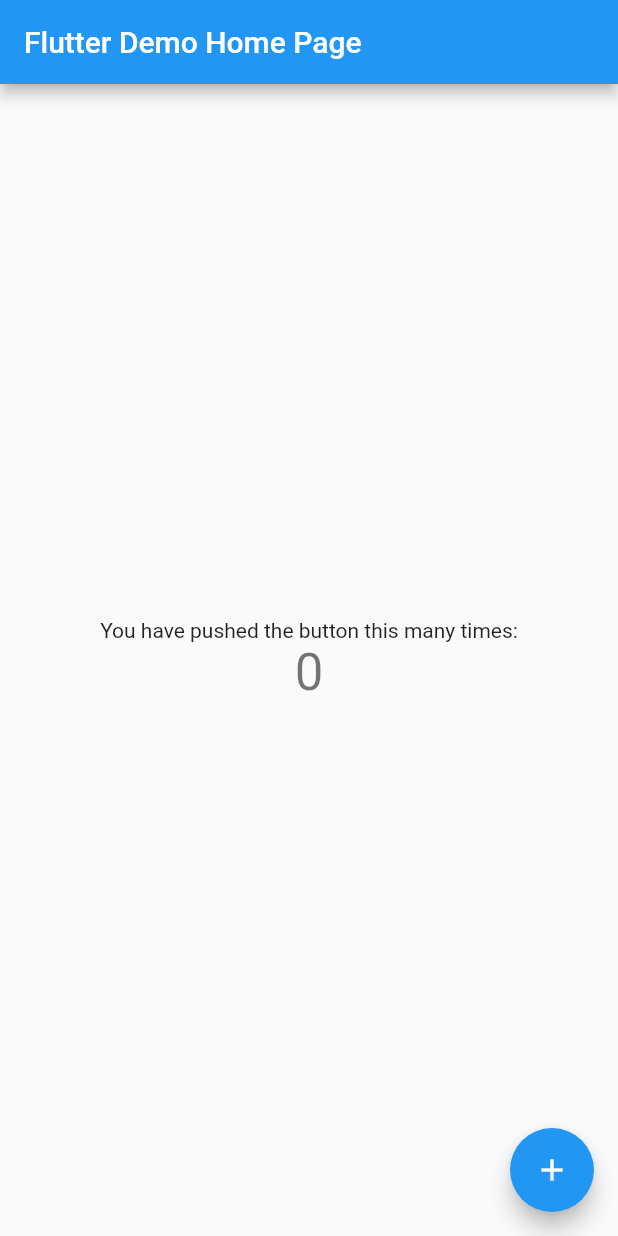
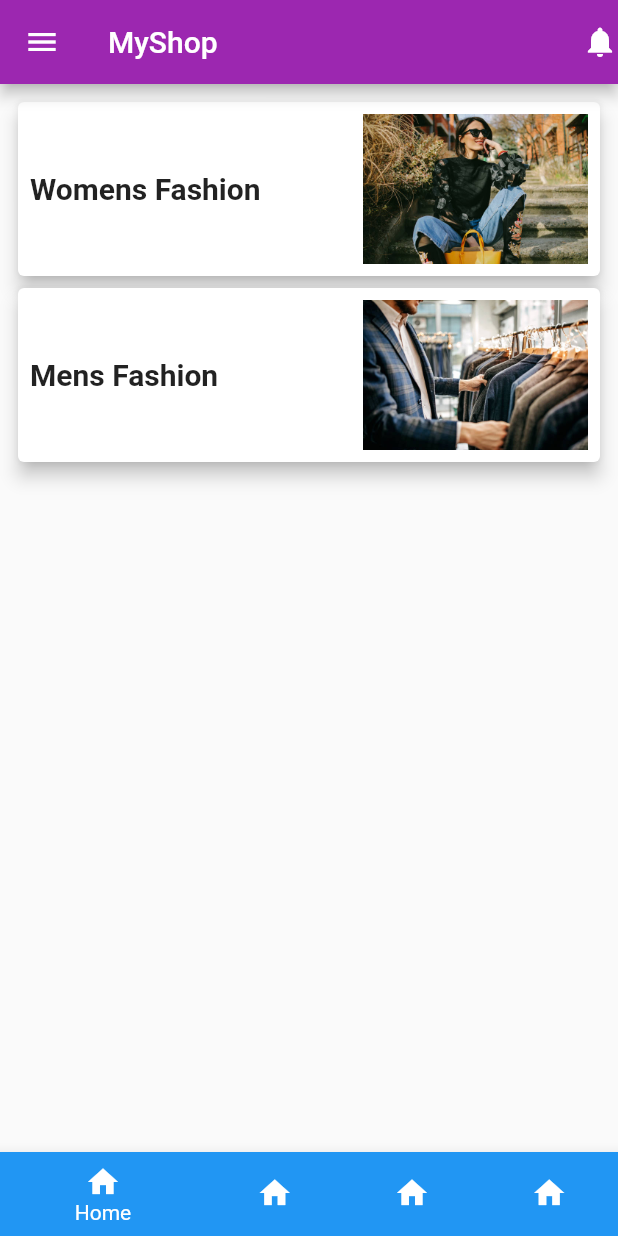
Before and after one commit to nehal076/Studypods-Ecommerce, a Flutter app: the screen it shows after launch, on a phone screen of 412 x 824 dp. Run offline on Flutter 3.47's test engine with Material 2 defaults, Android fonts, the phone set to English and light mode, and no system bars.

```diff
--- a/lib/main.dart
+++ b/lib/main.dart
@@ -7,109 +7,81 @@ void main() {
 class MyApp extends StatelessWidget {
   const MyApp({super.key});
 
-  // This widget is the root of your application.
   @override
   Widget build(BuildContext context) {
     return MaterialApp(
       title: 'Flutter Demo',
       theme: ThemeData(
-        // This is the theme of your application.
-        //
-        // Try running your application with "flutter run". You'll see the
-        // application has a blue toolbar. Then, without quitting the app, try
-        // changing the primarySwatch below to Colors.green and then invoke
-        // "hot reload" (press "r" in the console where you ran "flutter run",
-        // or simply save your changes to "hot reload" in a Flutter IDE).
-        // Notice that the counter didn't reset back to zero; the application
-        // is not restarted.
         primarySwatch: Colors.blue,
       ),
-      home: const MyHomePage(title: 'Flutter Demo Home Page'),
+      home: const MyHomePage(),
     );
   }
 }
 
 class MyHomePage extends StatefulWidget {
-  const MyHomePage({super.key, required this.title});
-
-  // This widget is the home page of your application. It is stateful, meaning
-  // that it has a State object (defined below) that contains fields that affect
-  // how it looks.
-
-  // This class is the configuration for the state. It holds the values (in this
-  // case the title) provided by the parent (in this case the App widget) and
-  // used by the build method of the State. Fields in a Widget subclass are
-  // always marked "final".
-
-  final String title;
+  const MyHomePage({super.key});
 
   @override
   State<MyHomePage> createState() => _MyHomePageState();
 }
 
 class _MyHomePageState extends State<MyHomePage> {
-  int _counter = 0;
-
-  void _incrementCounter() {
-    setState(() {
-      // This call to setState tells the Flutter framework that something has
-      // changed in this State, which causes it to rerun the build method below
-      // so that the display can reflect the updated values. If we changed
-      // _counter without calling setState(), then the build method would not be
-      // called again, and so nothing would appear to happen.
-      _counter++;
-    });
-  }
+  List categories = [
+    {"name": "Womens Fashion", "image": 'assets/women.jpeg'},
+    {"name": "Mens Fashion", "image": 'assets/men.jpeg'},
+  ];
 
   @override
   Widget build(BuildContext context) {
-    // This method is rerun every time setState is called, for instance as done
-    // by the _incrementCounter method above.
-    //
-    // The Flutter framework has been optimized to make rerunning build methods
-    // fast, so that you can just rebuild anything that needs updating rather
-    // than having to individually change instances of widgets.
     return Scaffold(
       appBar: AppBar(
-        // Here we take the value from the MyHomePage object that was created by
-        // the App.build method, and use it to set our appbar title.
-        title: Text(widget.title),
+        backgroundColor: Colors.purple,
+        title: const Text('MyShop'),
+        actions: const [
+          Icon((Icons.notifications)),
+        ],
       ),
-      body: Center(
-        // Center is a layout widget. It takes a single child and positions it
-        // in the middle of the parent.
-        child: Column(
-          // Column is also a layout widget. It takes a list of children and
-          // arranges them vertically. By default, it sizes itself to fit its
-          // children horizontally, and tries to be as tall as its parent.
-          //
-          // Invoke "debug painting" (press "p" in the console, choose the
-          // "Toggle Debug Paint" action from the Flutter Inspector in Android
-          // Studio, or the "Toggle Debug Paint" command in Visual Studio Code)
-          // to see the wireframe for each widget.
-          //
-          // Column has various properties to control how it sizes itself and
-          // how it positions its children. Here we use mainAxisAlignment to
-          // center the children vertically; the main axis here is the vertical
-          // axis because Columns are vertical (the cross axis would be
-          // horizontal).
-          mainAxisAlignment: MainAxisAlignment.center,
-          children: <Widget>[
-            const Text(
-              'You have pushed the button this many times:',
-            ),
-            Text(
-              '$_counter',
-              style: Theme.of(context).textTheme.headlineMedium,
-            ),
-          ],
-        ),
+      drawer: const Drawer(),
+      body: Padding(
+          padding: const EdgeInsets.all(8.0),
+          child: ListView.builder(
+            shrinkWrap: true,
+            itemCount: categories.length,
+            itemBuilder: (_, index) {
+              return Card(
+                elevation: 5,
+                child: Padding(
+                  padding: const EdgeInsets.all(8.0),
+                  child: Row(
+                    children: [
+                      Text(
+                        categories[index]['name'],
+                        style: const TextStyle(
+                            fontSize: 20, fontWeight: FontWeight.bold),
+                      ),
+                      const Spacer(),
+                      Image.asset(
+                        categories[index]['image'],
+                        height: 100,
+                      )
+                    ],
+                  ),
+                ),
+              );
+            },
+          )),
+      bottomNavigationBar: BottomNavigationBar(
+        items: const [
+          BottomNavigationBarItem(
+              icon: Icon(Icons.home),
+              label: 'Home',
+              backgroundColor: Colors.blue),
+          BottomNavigationBarItem(icon: Icon(Icons.home), label: 'Catgories'),
+          BottomNavigationBarItem(icon: Icon(Icons.home), label: 'Favourite'),
+          BottomNavigationBarItem(icon: Icon(Icons.home), label: 'Profile'),
+        ],
       ),
-      floatingActionButton: FloatingActionButton(
-        onPressed: _incrementCounter,
-        tooltip: 'Increment',
-        child: const Icon(Icons.add),
-      ), // This trailing comma makes auto-formatting nicer for build methods.
     );
   }
 }
--- a/pubspec.yaml
+++ b/pubspec.yaml
@@ -59,9 +59,8 @@ flutter:
   uses-material-design: true
 
   # To add assets to your application, add an assets section, like this:
-  # assets:
-  #   - images/a_dot_burr.jpeg
-  #   - images/a_dot_ham.jpeg
+  assets:
+    - assets/
 
   # An image asset can refer to one or more resolution-specific "variants", see
   # https://flutter.dev/assets-and-images/#resolution-aware
```
Also changed, not shown: assets/men.jpeg (added), assets/women.jpeg (added).
